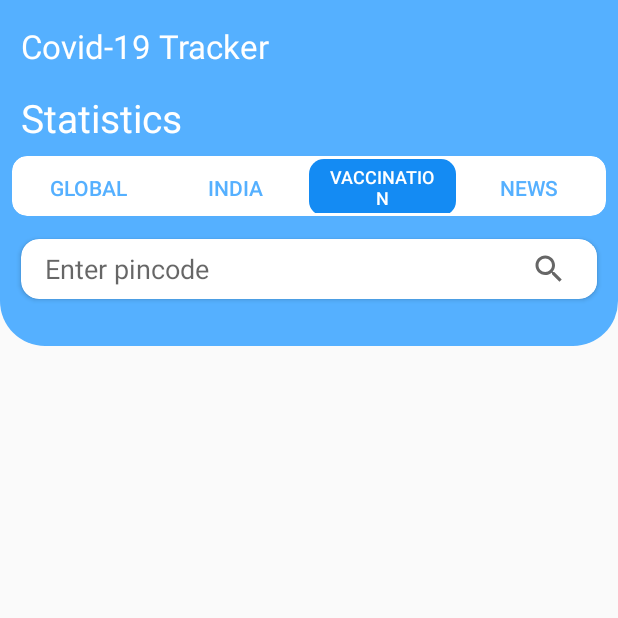
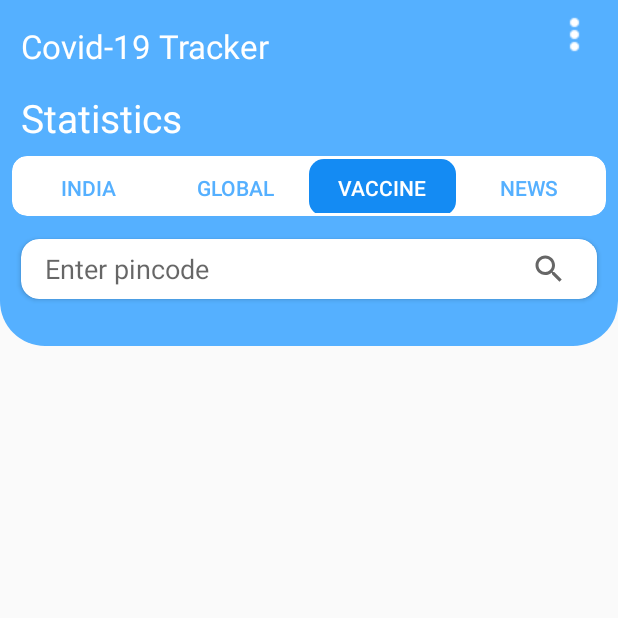
Before and after one commit to Aanshikgupta/Covid-Tracker, an Android app: the screen it shows after launch (MainActivity), tab 3 chosen, on a phone screen of 412 x 824 dp, the top half of it. Run offline under Robolectric (Android 15) with nearby library versions, the phone set to English and light mode, and no system bars; libraries missing offline, so code that uses them is left out: org.eazegraph.lib; 1 statement that could not run was skipped.

Commit message:
News Covid Implemented. Issues fixed.

```diff
--- a/app/src/main/java/com/example/covidtracker/Adapters/FragmentAdapter.java
+++ b/app/src/main/java/com/example/covidtracker/Adapters/FragmentAdapter.java
@@ -22,11 +22,11 @@ public class FragmentAdapter extends FragmentStateAdapter {
     @NotNull
     @Override
     public Fragment createFragment(int position) {
-        switch (position){
+        switch (position) {
             case 0:
+                return new IndiaFragment();
+            case 1:
                 return new GlobalFragment();
-            case 1:
-                return new IndiaFragment();
             case 2:
                 return new VaccinationFragment();
             case 3:
--- a/app/src/main/java/com/example/covidtracker/MainActivity.java
+++ b/app/src/main/java/com/example/covidtracker/MainActivity.java
@@ -1,14 +1,22 @@
 package com.example.covidtracker;
 
+import androidx.appcompat.app.AlertDialog;
 import androidx.appcompat.app.AppCompatActivity;
+import androidx.appcompat.widget.PopupMenu;
 import androidx.fragment.app.FragmentManager;
 import androidx.recyclerview.widget.RecyclerView;
 import androidx.viewpager2.widget.ViewPager2;
 
+import android.app.Notification;
+import android.content.DialogInterface;
 import android.content.Intent;
 import android.os.Bundle;
 import android.os.Handler;
+import android.view.MenuItem;
+import android.view.View;
 import android.widget.Button;
+import android.widget.ImageButton;
+import android.widget.ImageView;
 import android.widget.TextView;
 
 import com.example.covidtracker.Adapters.FragmentAdapter;
@@ -22,57 +30,73 @@ import java.util.List;
 
 import retrofit2.Retrofit;
 
-public class MainActivity extends AppCompatActivity {
-    TabLayout tabLayout;
+public class MainActivity extends AppCompatActivity implements PopupMenu.OnMenuItemClickListener {
+    private TabLayout tabLayout;
     public Retrofit retrofit;
-    GlobalApiHolder globalApiHolder;
-    PieChart pieChart;
-    ViewPager2 viewPager;
+    private GlobalApiHolder globalApiHolder;
+    private PieChart pieChart;
+    private ViewPager2 viewPager;
     public static List<CountriesItem> countriesItems;
-    RecyclerView topFiveRecyclerView;
-    Button showCountries;
-    TextView activeCount, deathCount, recoveredCount, confirmedCount, activeInc, deathInc, recoveredInc, confirmedInc;
+    private RecyclerView topFiveRecyclerView;
+    private Button showCountries;
+    private TextView activeCount, deathCount, recoveredCount, confirmedCount, activeInc, deathInc, recoveredInc, confirmedInc;
+    private ImageView optionButton;
+
 
     @Override
     protected void onCreate(Bundle savedInstanceState) {
         super.onCreate(savedInstanceState);
-
         setContentView(R.layout.activity_main);
-
+        optionButton = findViewById(R.id.optionMenu);
         setTabs();
 
 
+        optionButton.setOnClickListener(new View.OnClickListener() {
+            @Override
+            public void onClick(View view) {
+                showMenu(view);
+            }
+        });
+
     }
 
+    public void showMenu(View v) {
+
+        PopupMenu popup = new PopupMenu(this, v);
+        popup.setOnMenuItemClickListener(MainActivity.this);
+        popup.inflate(R.menu.actions);
+        popup.show();
+    }
+
+
+
+
     private void setTabs() {
-        viewPager=findViewById(R.id.viewPager);
+        viewPager = findViewById(R.id.viewPager);
         tabLayout = findViewById(R.id.tabLayout);
-        FragmentManager fragmentManager=getSupportFragmentManager();
-        FragmentAdapter adapter=new FragmentAdapter(fragmentManager,getLifecycle());
+
+        FragmentManager fragmentManager = getSupportFragmentManager();
+        FragmentAdapter adapter = new FragmentAdapter(fragmentManager, getLifecycle());
         viewPager.setAdapter(adapter);
         tabLayout.setTabIndicatorFullWidth(true);
-        TabLayout.Tab global=tabLayout.newTab();
+        TabLayout.Tab ind = tabLayout.newTab();
+        ind.setText("India");
+        TabLayout.Tab global = tabLayout.newTab();
         global.setText("Global");
-        TabLayout.Tab ind=tabLayout.newTab();
-        ind.setText("India");
-        TabLayout.Tab vacc=tabLayout.newTab();
-        vacc.setText("Vaccination");
-        TabLayout.Tab news=tabLayout.newTab();
+        TabLayout.Tab vacc = tabLayout.newTab();
+        vacc.setText("Vaccine");
+        TabLayout.Tab news = tabLayout.newTab();
         news.setText("News");
-
-
-        tabLayout.addTab(global,true);
-        tabLayout.addTab(ind);
+        tabLayout.addTab(ind, true);
+        tabLayout.addTab(global);
         tabLayout.addTab(vacc);
         tabLayout.addTab(news);
-
-
 
 
         tabLayout.addOnTabSelectedListener(new TabLayout.OnTabSelectedListener() {
             @Override
             public void onTabSelected(TabLayout.Tab tab) {
-                viewPager.setCurrentItem(tab.getPosition(),false);
+                viewPager.setCurrentItem(tab.getPosition(), false);
             }
 
             @Override
@@ -95,8 +119,8 @@ public class MainActivity extends AppCompatActivity {
     }
 
 
-
-
-
-
+    @Override
+    public boolean onMenuItemClick(MenuItem item) {
+        return false;
+    }
 }
--- a/app/src/main/res/layout/activity_main.xml
+++ b/app/src/main/res/layout/activity_main.xml
@@ -76,6 +76,17 @@
             android:animationCache="false"
             app:layout_constraintBottom_toBottomOf="parent"
             app:layout_constraintTop_toBottomOf="@id/tabCard" />
+
+        <ImageView
+            android:id="@+id/optionMenu"
+            android:layout_width="wrap_content"
+            android:layout_height="wrap_content"
+            android:layout_marginTop="8dp"
+            android:layout_marginEnd="14dp"
+            android:backgroundTint="@color/main_background"
+            app:layout_constraintEnd_toEndOf="parent"
+            app:layout_constraintTop_toTopOf="parent"
+            app:srcCompat="@drawable/option_ic" />
     </androidx.constraintlayout.widget.ConstraintLayout>
 
 </ScrollView>
--- /dev/null
+++ b/app/src/main/res/menu/actions.xml
@@ -0,0 +1,15 @@
+<?xml version="1.0" encoding="utf-8"?>
+<menu xmlns:android="http://schemas.android.com/apk/res/android">
+
+
+    <item android:id="@+id/helpline"
+        android:title="Helpline"
+        />
+
+    <item android:id="@+id/info"
+        android:title="Info"
+        />
+
+
+
+</menu>
```
Also changed, not shown: app/src/main/res/layout/countries_item.xml (+25 -11 lines), app/src/main/res/layout/state_item.xml (+25 -19 lines), app/src/main/res/layout/top_five_item.xml (+19 -4 lines), app/src/main/res/drawable-v24/option_ic.png (added).
